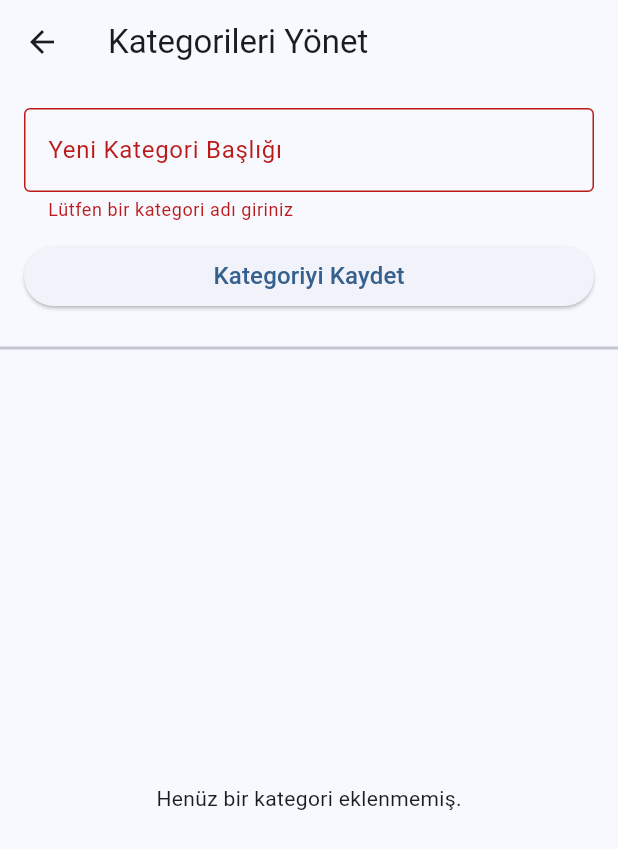
After one commit to dogan1972/flutter_not_sepeti, a Flutter app: the KategoriEklePage screen opened directly, after a tap on "Kategoriyi Kaydet", on a phone screen of 412 x 824 dp. The commit adds this screen. Shown: the top 849 px of the screen. Run offline on Flutter 3.47's test engine with Material 3 defaults, Android fonts, the phone set to English and light mode, and no system bars; our stand-ins replace sqflite; accounts and stored records are empty.

Commit message:
ikinci commit

```diff
--- /dev/null
+++ b/lib/kategori_ekle.dart
@@ -0,0 +1,282 @@
+import 'package:flutter/material.dart';
+import 'package:flutter_not_sepeti/utils/database_helper.dart';
+
+class KategoriEklePage extends StatefulWidget {
+  const KategoriEklePage({super.key});
+
+  @override
+  State<KategoriEklePage> createState() => _KategoriEklePageState();
+}
+
+class _KategoriEklePageState extends State<KategoriEklePage> {
+  final _formKey = GlobalKey<FormState>();
+  final _kategoriController = TextEditingController();
+
+  List<Map<String, dynamic>> _kategorilerListesi = [];
+
+  // Güncelleme modunu kontrol etmek için değişkenler
+  bool _guncellemeModu = false;
+  int? _guncellenecekKategoriId;
+
+  @override
+  void initState() {
+    super.initState();
+    _kategorileriGetir(); // Sayfa açılınca kategorileri yükle
+  }
+
+  @override
+  void dispose() {
+    _kategoriController.dispose();
+    super.dispose();
+  }
+
+  // Veritabanından kategorileri çeken fonksiyon
+  void _kategorileriGetir() async {
+    final veriler = await DatabaseHelper.numune.kategorileriGetir();
+    setState(() {
+      _kategorilerListesi = veriler;
+    });
+  }
+
+  @override
+  Widget build(BuildContext context) {
+    return Scaffold(
+      appBar: AppBar(
+        title: const Text('Kategorileri Yönet'),
+        leading: IconButton(
+          icon: const Icon(Icons.arrow_back),
+          onPressed: () {
+            // Sayfadan çıkarken ana sayfaya 'true' gönderiyoruz ki oradaki dropdown da güncellensin
+            Navigator.pop(context, true);
+          },
+        ),
+      ),
+      body: Column(
+        children: [
+          // 1. GİRİŞ VE FORM ALANI (ÜST KISIM)
+          Padding(
+            padding: const EdgeInsets.all(16.0),
+            child: Form(
+              key: _formKey,
+              child: Column(
+                crossAxisAlignment: CrossAxisAlignment.stretch,
+                children: [
+                  TextFormField(
+                    controller: _kategoriController,
+                    decoration: InputDecoration(
+                      labelText: _guncellemeModu
+                          ? 'Kategori Adını Düzenle'
+                          : 'Yeni Kategori Başlığı',
+                      border: const OutlineInputBorder(),
+                      hintText: 'Örn: Alışveriş, İş, Kişisel',
+                      suffixIcon: _guncellemeModu
+                          ? IconButton(
+                              icon: const Icon(Icons.cancel),
+                              onPressed:
+                                  _moduTemizle, // Güncellemeden vazgeçme butonu
+                            )
+                          : null,
+                    ),
+                    validator: (deger) {
+                      if (deger == null || deger.trim().isEmpty) {
+                        return 'Lütfen bir kategori adı giriniz';
+                      }
+                      return null;
+                    },
+                  ),
+                  const SizedBox(height: 12),
+                  ElevatedButton(
+                    onPressed: _kategoriKaydetVeyaGuncelle,
+                    style: ElevatedButton.styleFrom(
+                      backgroundColor: _guncellemeModu ? Colors.orange : null,
+                    ),
+                    child: Text(
+                      _guncellemeModu
+                          ? 'Kategoriyi Güncelle'
+                          : 'Kategoriyi Kaydet',
+                      style: const TextStyle(fontSize: 16),
+                    ),
+                  ),
+                ],
+              ),
+            ),
+          ),
+
+          const Divider(thickness: 2),
+
+          // 2. MEVCUT KATEGORİLERİN LİSTELENDİĞİ ALAN (ALT KISIM)
+          // ... Sayfanın üst kısımları, Form ve build metodunun başlangıcı aynı kalıyor ...
+
+          // 2. MEVCUT KATEGORİLERİN LİSTELENDİĞİ ALAN (Silme Özellikli)
+          Expanded(
+            child: _kategorilerListesi.isEmpty
+                ? const Center(child: Text('Henüz bir kategori eklenmemiş.'))
+                : ListView.builder(
+                    itemCount: _kategorilerListesi.length,
+                    itemBuilder: (context, index) {
+                      final kat = _kategorilerListesi[index];
+                      final int katId = kat['kategoriId'] as int;
+                      final String katBaslik = kat['kategoriBaslik'].toString();
+
+                      return Card(
+                        margin: const EdgeInsets.symmetric(
+                          horizontal: 16,
+                          vertical: 4,
+                        ),
+                        child: ListTile(
+                          leading: const Icon(
+                            Icons.folder,
+                            color: Colors.amber,
+                          ),
+                          title: Text(katBaslik),
+                          // Sağ tarafa Düzenle ve Sil butonlarını yan yana koyuyoruz
+                          trailing: Row(
+                            mainAxisSize: MainAxisSize.min,
+                            children: [
+                              // Düzenleme Butonu
+                              IconButton(
+                                icon: const Icon(
+                                  Icons.edit,
+                                  color: Colors.blue,
+                                ),
+                                onPressed: () {
+                                  setState(() {
+                                    _guncellemeModu = true;
+                                    _guncellenecekKategoriId = katId;
+                                    _kategoriController.text = katBaslik;
+                                  });
+                                },
+                              ),
+                              // Silme Butonu
+                              IconButton(
+                                icon: const Icon(
+                                  Icons.delete,
+                                  color: Colors.red,
+                                ),
+                                onPressed: () {
+                                  // Doğrudan silmek yerine onay kutusu açıyoruz
+                                  _kategoriSilOnayDiyalogu(katId, katBaslik);
+                                },
+                              ),
+                            ],
+                          ),
+                        ),
+                      );
+                    },
+                  ),
+          ),
+        ],
+      ),
+    );
+  }
+
+  // Kullanıcıya "Emin misiniz?" sorusu soran onay penceresi
+  void _kategoriSilOnayDiyalogu(int id, String baslik) {
+    showDialog(
+      context: context,
+      builder: (BuildContext context) {
+        return AlertDialog(
+          title: const Text("Kategoriyi Sil?"),
+          content: Text(
+            "'$baslik' kategorisini silmek istediğinize emin misiniz?\n\n"
+            "⚠️ DİKKAT: Bu kategoriye ait TÜM NOTLAR da kalıcı olarak silinecektir!",
+          ),
+          actions: [
+            TextButton(
+              child: const Text("İptal"),
+              onPressed: () => Navigator.pop(context), // Diyaloğu kapat
+            ),
+            TextButton(
+              style: TextButton.styleFrom(foregroundColor: Colors.red),
+              child: const Text("Sil"),
+              onPressed: () async {
+                Navigator.pop(context); // Önce diyaloğu kapat
+                _kategoriSilmeyiBaslat(id); // Silme işlemini tetikle
+              },
+            ),
+          ],
+        );
+      },
+    );
+  }
+
+  // Veritabanından silme işlemini yapan fonksiyon
+  void _kategoriSilmeyiBaslat(int id) async {
+    int sonuc = await DatabaseHelper.numune.kategoriSil(id);
+
+    if (sonuc > 0) {
+      if (mounted) {
+        ScaffoldMessenger.of(context).showSnackBar(
+          const SnackBar(content: Text('Kategori ve bağlı notlar silindi.')),
+        );
+      }
+
+      // Eğer silinen kategori o sırada düzenleniyorsa formu temizle
+      if (_guncellenecekKategoriId == id) {
+        _moduTemizle();
+      }
+
+      _kategorileriGetir(); // Listeyi güncelle
+    } else {
+      if (mounted) {
+        ScaffoldMessenger.of(context).showSnackBar(
+          const SnackBar(content: Text('Hata: Kategori silinemedi.')),
+        );
+      }
+    }
+  }
+
+  // ... _moduTemizle ve _kategoriKaydetVeyaGuncelle fonksiyonları aynen kalıyor ...
+
+  // Kaydetme ve Güncelleme mantığını yöneten fonksiyon
+  void _kategoriKaydetVeyaGuncelle() async {
+    if (_formKey.currentState!.validate()) {
+      String girilenBaslik = _kategoriController.text.trim();
+      int sonuc;
+
+      if (_guncellemeModu) {
+        // GÜNCELLEME İŞLEMİ
+        Map<String, dynamic> guncelVeri = {
+          'kategoriId': _guncellenecekKategoriId,
+          'kategoriBaslik': girilenBaslik,
+        };
+        sonuc = await DatabaseHelper.numune.kategoriGuncelle(guncelVeri);
+      } else {
+        // YENİ EKLEME İŞLEMİ
+        Map<String, dynamic> yeniVeri = {'kategoriBaslik': girilenBaslik};
+        sonuc = await DatabaseHelper.numune.kategoriEkle(yeniVeri);
+      }
+
+      if (sonuc > 0) {
+        if (mounted) {
+          ScaffoldMessenger.of(context).showSnackBar(
+            SnackBar(
+              content: Text(
+                _guncellemeModu
+                    ? 'Kategori başarıyla güncellendi!'
+                    : 'Kategori başarıyla eklendi!',
+              ),
+            ),
+          );
+        }
+        _moduTemizle(); // Formu ve modu sıfırla
+        _kategorileriGetir(); // Listeyi veritabanından yeniden çek
+      } else {
+        if (mounted) {
+          ScaffoldMessenger.of(context).showSnackBar(
+            const SnackBar(content: Text('İşlem sırasında bir hata oluştu.')),
+          );
+        }
+      }
+    }
+  }
+
+  // Formu eski temiz haline getiren yardımcı fonksiyon
+  void _moduTemizle() {
+    setState(() {
+      _guncellemeModu = false;
+      _guncellenecekKategoriId = null;
+      _kategoriController.clear();
+    });
+  }
+}
```
Also changed, not shown: lib/main.dart (+41 -1 lines), lib/utils/database_helper.dart (+28 -1 lines).
